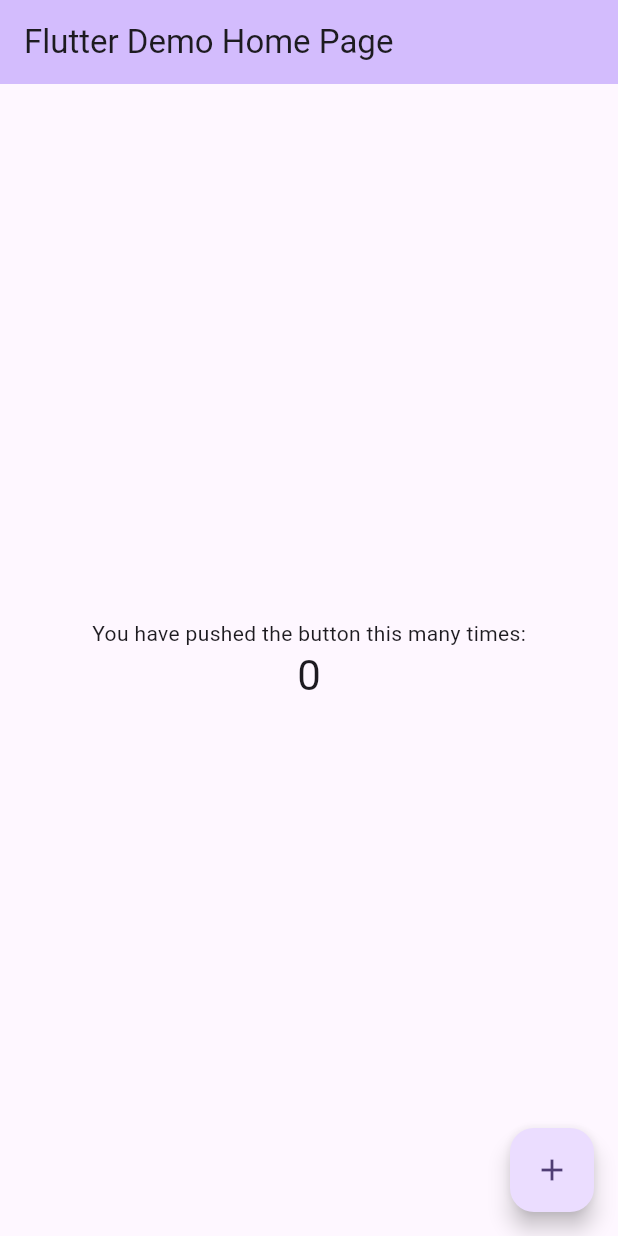
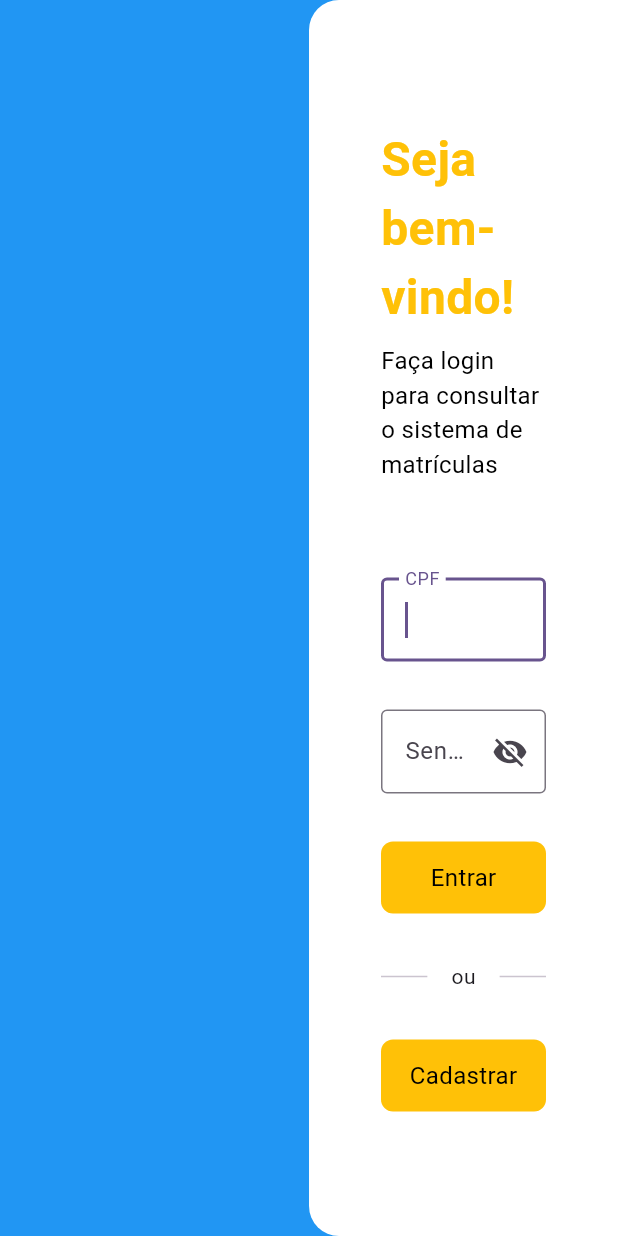
Before and after one commit to lvcarolina42/sistema-matricula, a Flutter app: the screen it shows after launch, on a phone screen of 412 x 824 dp. Run offline on Flutter 3.47's test engine with Material 3 defaults, Android fonts, the phone set to English and light mode, and no system bars; our stand-ins replace mask_text_input_formatter.

Commit message:
login page

```diff
--- a/lib/main.dart
+++ b/lib/main.dart
@@ -1,4 +1,5 @@
 import 'package:flutter/material.dart';
+import 'package:sistema_matricula/presentation/login/login_page.dart';
 
 void main() {
   runApp(const MyApp());
@@ -14,113 +15,10 @@
     return MaterialApp(
       title: 'Flutter Demo',
       theme: ThemeData(
-        // This is the theme of your application.
-        //
-        // TRY THIS: Try running your application with "flutter run". You'll see
-        // the application has a purple toolbar. Then, without quitting the app,
-        // try changing the seedColor in the colorScheme below to Colors.green
-        // and then invoke "hot reload" (save your changes or press the "hot
-        // reload" button in a Flutter-supported IDE, or press "r" if you used
-        // the command line to start the app).
-        //
-        // Notice that the counter didn't reset back to zero; the application
-        // state is not lost during the reload. To reset the state, use hot
-        // restart instead.
-        //
-        // This works for code too, not just values: Most code changes can be
-        // tested with just a hot reload.
         colorScheme: ColorScheme.fromSeed(seedColor: Colors.deepPurple),
         useMaterial3: true,
       ),
-      home: const MyHomePage(title: 'Flutter Demo Home Page'),
+      home: const LoginPage(),
     );
   }
 }
-
-class MyHomePage extends StatefulWidget {
-  const MyHomePage({super.key, required this.title});
-
-  // This widget is the home page of your application. It is stateful, meaning
-  // that it has a State object (defined below) that contains fields that affect
-  // how it looks.
-
-  // This class is the configuration for the state. It holds the values (in this
-  // case the title) provided by the parent (in this case the App widget) and
-  // used by the build method of the State. Fields in a Widget subclass are
-  // always marked "final".
-
-  final String title;
-
-  @override
-  State<MyHomePage> createState() => _MyHomePageState();
-}
-
-class _MyHomePageState extends State<MyHomePage> {
-  int _counter = 0;
-
-  void _incrementCounter() {
-    setState(() {
-      // This call to setState tells the Flutter framework that something has
-      // changed in this State, which causes it to rerun the build method below
-      // so that the display can reflect the updated values. If we changed
-      // _counter without calling setState(), then the build method would not be
-      // called again, and so nothing would appear to happen.
-      _counter++;
-    });
-  }
-
-  @override
-  Widget build(BuildContext context) {
-    // This method is rerun every time setState is called, for instance as done
-    // by the _incrementCounter method above.
-    //
-    // The Flutter framework has been optimized to make rerunning build methods
-    // fast, so that you can just rebuild anything that needs updating rather
-    // than having to individually change instances of widgets.
-    return Scaffold(
-      appBar: AppBar(
-        // TRY THIS: Try changing the color here to a specific color (to
-        // Colors.amber, perhaps?) and trigger a hot reload to see the AppBar
-        // change color while the other colors stay the same.
-        backgroundColor: Theme.of(context).colorScheme.inversePrimary,
-        // Here we take the value from the MyHomePage object that was created by
-        // the App.build method, and use it to set our appbar title.
-        title: Text(widget.title),
-      ),
-      body: Center(
-        // Center is a layout widget. It takes a single child and positions it
-        // in the middle of the parent.
-        child: Column(
-          // Column is also a layout widget. It takes a list of children and
-          // arranges them vertically. By default, it sizes itself to fit its
-          // children horizontally, and tries to be as tall as its parent.
-          //
-          // Column has various properties to control how it sizes itself and
-          // how it positions its children. Here we use mainAxisAlignment to
-          // center the children vertically; the main axis here is the vertical
-          // axis because Columns are vertical (the cross axis would be
-          // horizontal).
-          //
-          // TRY THIS: Invoke "debug painting" (choose the "Toggle Debug Paint"
-          // action in the IDE, or press "p" in the console), to see the
-          // wireframe for each widget.
-          mainAxisAlignment: MainAxisAlignment.center,
-          children: <Widget>[
-            const Text(
-              'You have pushed the button this many times:',
-            ),
-            Text(
-              '$_counter',
-              style: Theme.of(context).textTheme.headlineMedium,
-            ),
-          ],
-        ),
-      ),
-      floatingActionButton: FloatingActionButton(
-        onPressed: _incrementCounter,
-        tooltip: 'Increment',
-        child: const Icon(Icons.add),
-      ), // This trailing comma makes auto-formatting nicer for build methods.
-    );
-  }
-}
--- /dev/null
+++ b/lib/presentation/login/login_page.dart
@@ -0,0 +1,24 @@
+import 'package:flutter/material.dart';
+import 'package:sistema_matricula/presentation/login/widgets/login_widget.dart';
+
+class LoginPage extends StatefulWidget {
+  const LoginPage({super.key});
+
+  @override
+  State<LoginPage> createState() => _LoginPageState();
+}
+
+class _LoginPageState extends State<LoginPage> {
+  @override
+  Widget build(BuildContext context) {
+    return Scaffold(
+      backgroundColor: Colors.blue,
+      body: Row(
+        children: [
+          Spacer(),
+          LoginWidget(),
+        ],
+      )
+    );
+  }
+}
--- /dev/null
+++ b/lib/presentation/login/widgets/login_widget.dart
@@ -0,0 +1,162 @@
+import 'package:flutter/material.dart';
+import 'package:flutter/services.dart';
+import 'package:mask_text_input_formatter/mask_text_input_formatter.dart';
+
+class LoginWidget extends StatefulWidget {
+  const LoginWidget({super.key});
+
+  @override
+  State<LoginWidget> createState() => _LoginWidgetState();
+}
+
+class _LoginWidgetState extends State<LoginWidget> {
+  bool _showPassword = false;
+  final GlobalKey _formKey = GlobalKey<FormState>();
+  final TextEditingController _cpfController = TextEditingController();
+  final TextEditingController _passwordController = TextEditingController();
+
+  @override
+  Widget build(BuildContext context) {
+    return Expanded(
+      child: Container(
+        decoration: const BoxDecoration(
+          color: Colors.white,
+          borderRadius: BorderRadius.only(
+            topLeft: Radius.circular(20), bottomLeft: Radius.circular(20),
+          ),
+        ),
+        child: Padding(
+          padding: const EdgeInsets.symmetric(horizontal: 48.0, vertical: 64.0),
+          child: Form(
+            key: _formKey,
+            autovalidateMode: AutovalidateMode.onUserInteraction,
+            child: Column(
+              mainAxisAlignment: MainAxisAlignment.center,
+              children: [
+                const Text(
+                  "Seja bem-vindo!",
+                  style: TextStyle(
+                    color: Colors.amber,
+                    fontSize: 32.0,
+                    fontWeight: FontWeight.bold,
+                  ),
+                ),
+                const SizedBox(height: 8.0),
+                const Text(
+                  "Faça login para consultar o sistema de matrículas",
+                  style: TextStyle(
+                    color: Colors.black,
+                    fontSize: 16.0,
+                  ),
+                ),
+                const SizedBox(height: 64.0),
+                TextFormField(
+                  autofocus: true,
+                  controller: _cpfController,
+                  keyboardType: TextInputType.number,
+                  inputFormatters: [
+                    FilteringTextInputFormatter.digitsOnly,
+                    MaskTextInputFormatter(mask: "###.###.###-##", filter: {"#": RegExp(r'[0-9]')}),
+                  ],
+                  decoration: const InputDecoration(
+                    labelText: "CPF",
+                    border: OutlineInputBorder(),
+                  ),
+                  validator: (value) {
+                    if (value == null || value.isEmpty) {
+                      return "Por favor, informe o seu CPF";
+                    }
+                    if (value.length != 14) {
+                      return "Por favor, informe um CPF válido";
+                    }
+                    return null;
+                  },
+                ),
+                const SizedBox(height: 32.0),
+                TextFormField(
+                  controller: _passwordController,
+                  obscureText: !_showPassword,
+                  decoration: InputDecoration(
+                    labelText: "Senha",
+                    border: const OutlineInputBorder(),
+                    suffixIcon: IconButton(
+                      icon: Icon(_showPassword ? Icons.visibility : Icons.visibility_off),
+                      onPressed: () {
+                        setState(() {
+                          _showPassword = !_showPassword;
+                        });
+                      },
+                    ),
+                  ),
+                  validator: (value) {
+                    if (value == null || value.isEmpty) {
+                      return "Por favor, informe a sua senha";
+                    }
+                    return null;
+                  },
+                ),
+                const SizedBox(height: 32.0),
+                GestureDetector(
+                  onTap: () {
+
+                  },
+                  child: Container(
+                    width: double.infinity,
+                    height: 48.0,
+                    decoration: BoxDecoration(
+                      color: Colors.amber,
+                      borderRadius: BorderRadius.circular(8.0),
+                    ),
+                    child: const Center(
+                      child: Text(
+                        "Entrar",
+                        style: TextStyle(
+                          color: Colors.black,
+                          fontSize: 16.0,
+                        ),
+                      ),
+                    ),
+                  ),
+                ),
+                const SizedBox(height: 32.0),
+                Row(
+                  mainAxisAlignment: MainAxisAlignment.center,
+                  children: [
+                    Expanded(child: Divider()),
+                    const SizedBox(width: 16.0),
+                    const Text("ou"),
+                    const SizedBox(width: 16.0),
+                    Expanded(child: Divider()),
+                  ],
+                ),
+                const SizedBox(height: 32.0),
+                GestureDetector(
+                  onTap: () {
+
+                  },
+                  child: Container(
+                    width: double.infinity,
+                    height: 48.0,
+                    decoration: BoxDecoration(
+                      color: Colors.amber,
+                      borderRadius: BorderRadius.circular(8.0),
+                    ),
+                    child: const Center(
+                      child: Text(
+                        "Cadastrar",
+                        style: TextStyle(
+                          color: Colors.black,
+                          fontSize: 16.0,
+                        ),
+                      ),
+                    ),
+                  ),
+                ),
+              ],
+            ),
+          ),
+        ),
+      ),
+    );
+  }
+}
--- a/pubspec.yaml
+++ b/pubspec.yaml
@@ -36,6 +36,9 @@ dependencies:
   # Use with the CupertinoIcons class for iOS style icons.
   cupertino_icons: ^1.0.6
 
+  mask_text_input_formatter: ^2.9.0
+
+
 dev_dependencies:
   flutter_test:
     sdk: flutter
@@ -46,6 +49,7 @@ dev_dependencies:
   # package. See that file for information about deactivating specific lint
   # rules and activating additional ones.
   flutter_lints: ^3.0.0
+
 
 # For information on the generic Dart part of this file, see the
 # following page: https://dart.dev/tools/pub/pubspec
```
Also changed, not shown: lib/domain/login/models/address_model.dart (added, +15 -0 lines), lib/domain/login/models/secretary_model.dart (added, +15 -0 lines), lib/domain/login/models/student_model.dart (added, +17 -0 lines), lib/domain/login/models/teacher_model.dart (added, +19 -0 lines), lib/domain/login/models/user_model.dart (added, +19 -0 lines), lib/data/login/datasources/login_datasource.dart (added), lib/data/login/dtos/address_dto.dart (added), lib/data/login/dtos/secretary_dto.dart (added), lib/data/login/dtos/student_dto.dart (added), lib/data/login/dtos/teacher_dto.dart (added), lib/data/login/repositories/login_repository_impl.dart (added), lib/presentation/login/controller/login_controller.dart (added), lib/presentation/login/widgets/register_widget.dart (added), pubspec.lock.
